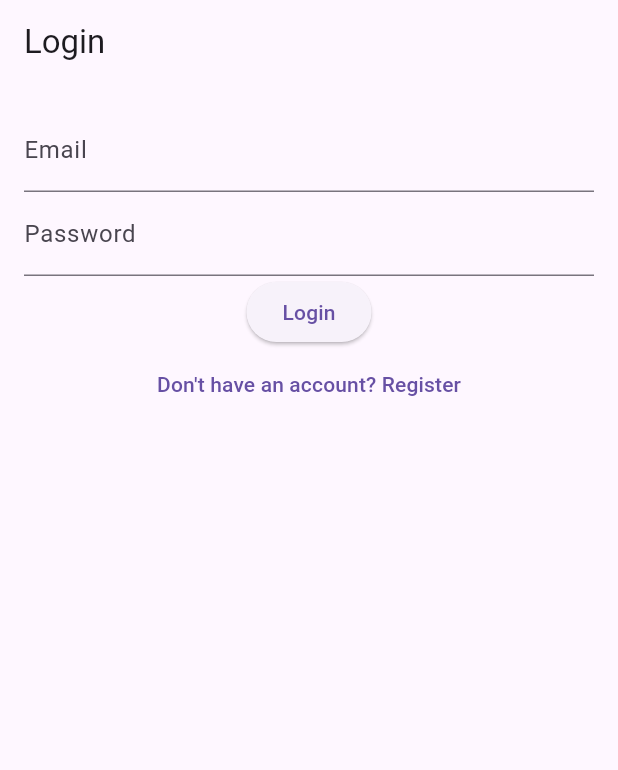
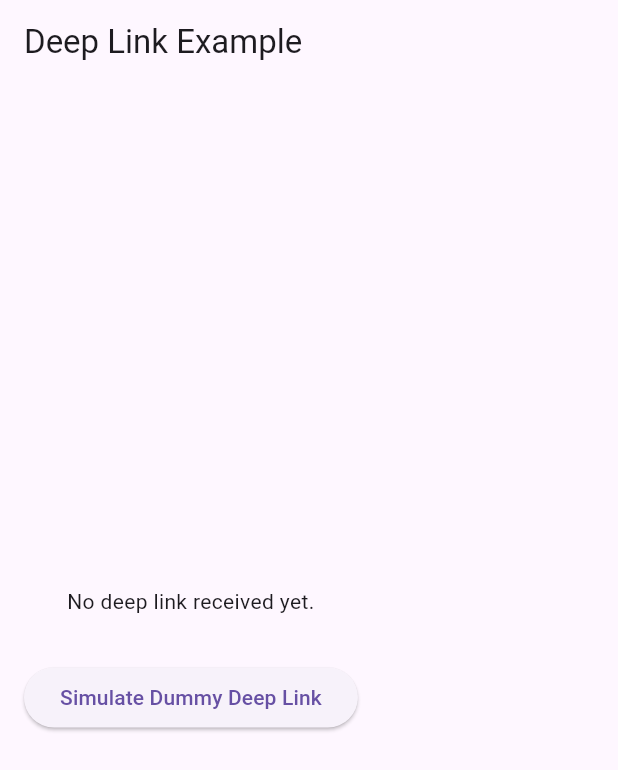
Before and after one commit to Trupti343/supabase_demo, a Flutter app: the screen it shows after launch, on a phone screen of 412 x 824 dp. Shown: the top 770 px of the screen. Run offline on Flutter 3.47's test engine with Material 3 defaults, Android fonts, the phone set to English and light mode, and no system bars; our stand-ins replace app_links, get, image_picker, in_app_purchase, supabase_flutter, video_player; missing offline and left inert: easy_video_editor; accounts and stored records are empty.

Commit message:
add new file deep link

```diff
--- /dev/null
+++ b/lib/app/modules/deep_link/views/deep_link_view.dart
@@ -0,0 +1,53 @@
+import 'package:flutter/material.dart';
+import 'package:get/get.dart';
+import '../controllers/deep_link_controller.dart';
+
+class DeepLinkView extends GetView<DeepLinkController> {
+  const DeepLinkView({super.key});
+
+  @override
+  Widget build(BuildContext context) {
+    return Scaffold(
+      appBar: AppBar(title: const Text('Deep Link Example')),
+      body: Padding(
+        padding: const EdgeInsets.all(16.0),
+        child: Column(
+          mainAxisAlignment: MainAxisAlignment.center,
+          children: [
+            Obx(() {
+              final link = controller.latestLink.value;
+              if (link.isEmpty) {
+                return const Text(
+                  'No deep link received yet.',
+                  textAlign: TextAlign.center,
+                );
+              }
+
+              return InkWell(
+                onTap: () {
+                  final uri = Uri.parse(link);
+                  controller.handleDeepLinkFromTap(uri);
+                },
+                child: Text(
+                  'Received deep link:\n$link',
+                  textAlign: TextAlign.center,
+                  style: const TextStyle(
+                    color: Colors.blue,
+                    decoration: TextDecoration.underline,
+                    fontWeight: FontWeight.bold,
+                    fontSize: 16,
+                  ),
+                ),
+              );
+            }),
+            const SizedBox(height: 30),
+            ElevatedButton(
+              onPressed: controller.setDummyLink,
+              child: const Text("Simulate Dummy Deep Link"),
+            ),
+          ],
+        ),
+      ),
+    );
+  }
+}
--- a/lib/app/routes/app_pages.dart
+++ b/lib/app/routes/app_pages.dart
@@ -4,6 +4,8 @@ import '../modules/chat/bindings/chat_binding.dart';
 import '../modules/chat/views/chat_view.dart';
 import '../modules/crud/bindings/crud_binding.dart';
 import '../modules/crud/views/crud_view.dart';
+import '../modules/deep_link/bindings/deep_link_binding.dart';
+import '../modules/deep_link/views/deep_link_view.dart';
 import '../modules/home/bindings/home_binding.dart';
 import '../modules/home/views/home_view.dart';
 import '../modules/in_app_purchase/bindings/in_app_purchase_binding.dart';
@@ -22,7 +24,7 @@ part 'app_routes.dart';
 class AppPages {
   AppPages._();
 
-  static const INITIAL = Routes.LOGIN;
+  static const INITIAL = Routes.DEEP_LINK;
 
   static final routes = [
     GetPage(
@@ -47,7 +49,7 @@ class AppPages {
     ),
     GetPage(
       name: _Paths.CHAT,
-      page: () =>  ChatView(),
+      page: () => ChatView(),
       binding: ChatBinding(),
     ),
     GetPage(
@@ -55,10 +57,9 @@ class AppPages {
       page: () => LoginView(),
       binding: LoginBinding(),
     ),
-
     GetPage(
       name: _Paths.USERS,
-      page: () =>  UsersView(),
+      page: () => UsersView(),
       binding: UsersBinding(),
     ),
     GetPage(
@@ -66,5 +67,10 @@ class AppPages {
       page: () => InAppPurchaseView(),
       binding: InAppPurchaseBinding(),
     ),
+    GetPage(
+      name: _Paths.DEEP_LINK,
+      page: () => const DeepLinkView(),
+      binding: DeepLinkBinding(),
+    ),
   ];
 }
--- a/lib/app/routes/app_routes.dart
+++ b/lib/app/routes/app_routes.dart
@@ -11,6 +11,7 @@ abstract class Routes {
   static const LOGIN = _Paths.LOGIN;
   static const USERS = _Paths.USERS;
   static const IN_APP_PURCHASE = _Paths.IN_APP_PURCHASE;
+  static const DEEP_LINK = _Paths.DEEP_LINK;
 }
 
 abstract class _Paths {
@@ -23,4 +24,5 @@ abstract class _Paths {
   static const LOGIN = '/login';
   static const USERS = '/users';
   static const IN_APP_PURCHASE = '/in-app-purchase';
+  static const DEEP_LINK = '/deep-link';
 }
--- a/pubspec.yaml
+++ b/pubspec.yaml
@@ -43,6 +43,8 @@ dependencies:
   image_picker: ^1.1.2
   video_player: ^2.10.0
   in_app_purchase: ^3.2.3
+  go_router: ^16.1.0
+  app_links: ^6.4.0
 
 dev_dependencies:
   flutter_test:
```
Also changed, not shown: lib/app/modules/deep_link/bindings/deep_link_binding.dart (added, +12 -0 lines), lib/app/modules/deep_link/controllers/deep_link_controller.dart (added, +66 -0 lines), lib/app/modules/login/controllers/auth_controller.dart (deleted, +0 -33 lines), lib/app/modules/login/controllers/login_controller.dart (+55 -2 lines), lib/app/modules/login/views/login_view.dart (+63 -7 lines), pubspec.lock, 1 other file.
